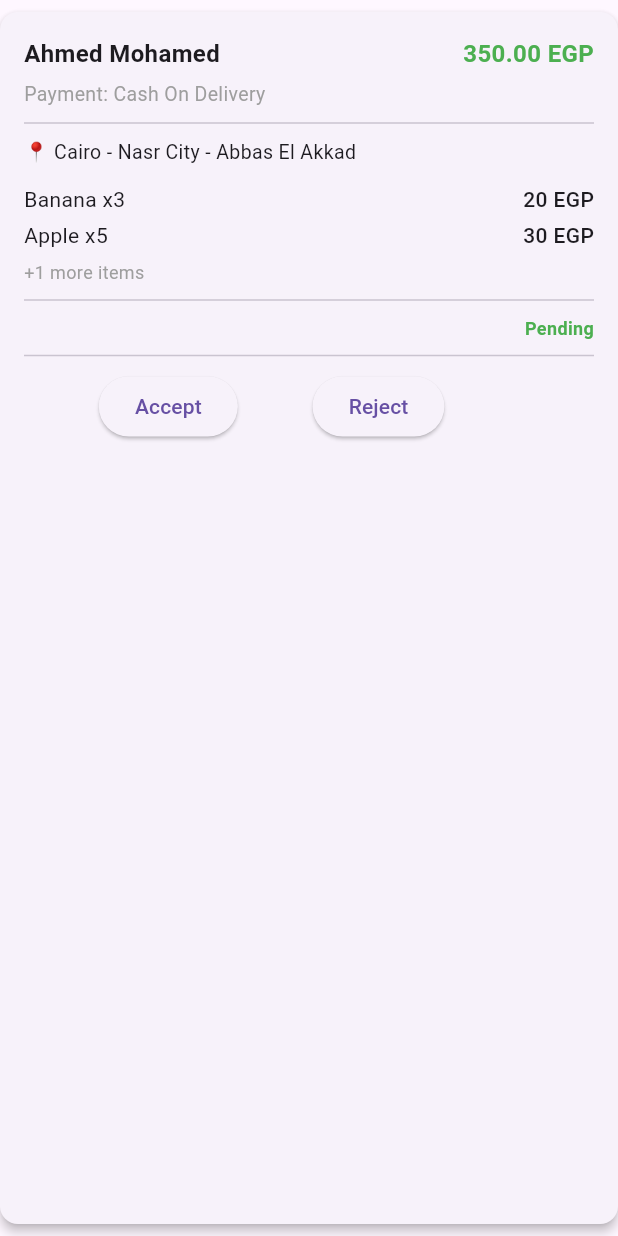
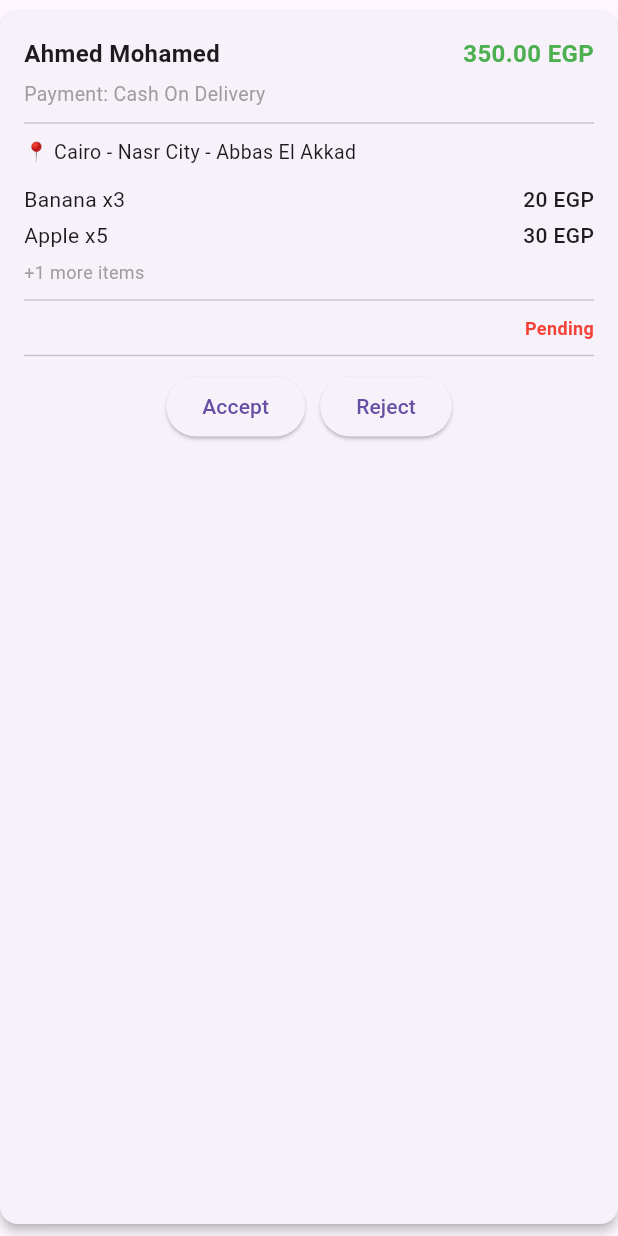
Before and after one commit to Sheriif80/Fruits-Hub-Dashboard, a Flutter app: the OrderCard widget shown alone on an empty page, opened directly with sample values from the repository, after a tap on "Accept", on a phone screen of 412 x 824 dp. Run offline on Flutter 3.47's test engine with Material 3 defaults, Android fonts, the phone set to English and light mode, and no system bars; our stand-ins replace bloc, cloud_firestore, dartz, firebase_core, firebase_storage, flutter_bloc and 8 more; missing offline and left inert: animated_snack_bar; accounts and stored records are empty.

Commit message:
Trigrred the update order cubit and now can accept or reject orders , also the orderID now is added to the order model and the order entity

```diff
--- a/lib/core/helpers/get_dummy_data.dart
+++ b/lib/core/helpers/get_dummy_data.dart
@@ -8,6 +8,7 @@ class DummyOrders {
       userID: "U1001",
       totalPrice: 350,
       paymentMethod: "Cash On Delivery",
+      orderID: "O1001",
       status: "Pending",
       shippingAddress: ShippingAddressEntity(
         fullName: "Ahmed Mohamed",
@@ -44,7 +45,7 @@ class DummyOrders {
       totalPrice: 180,
       paymentMethod: "Credit Card",
       status: "Pending",
-
+      orderID: "O1002",
       shippingAddress: ShippingAddressEntity(
         fullName: "Sara Ali",
         email: "sara@gmail.com",
@@ -74,7 +75,7 @@ class DummyOrders {
       totalPrice: 520,
       paymentMethod: "Vodafone Cash",
       status: "Pending",
-
+      orderID: "O1003",
       shippingAddress: ShippingAddressEntity(
         fullName: "Omar Hassan",
         email: "omar@gmail.com",
--- a/lib/features/orders/data/models/order_model.dart
+++ b/lib/features/orders/data/models/order_model.dart
@@ -8,6 +8,7 @@ class OrderModel {
   final double totalPrice;
   final String paymentMethod;
   final String? status;
+  final String orderID;
   final List<OrderedProductModel> orderedProducts;
 
   OrderModel({
@@ -16,6 +17,7 @@ class OrderModel {
     required this.totalPrice,
     required this.paymentMethod,
     required this.status,
+    required this.orderID,
     required this.orderedProducts,
   });
 
@@ -25,6 +27,7 @@ class OrderModel {
     totalPrice: json["totalPrice"].toDouble(),
     paymentMethod: json["paymentMethod"],
     status: json["status"],
+    orderID: json["orderID"],
     orderedProducts: List<OrderedProductModel>.from(
       json["orderedProducts"].map((x) => OrderedProductModel.fromJson(x)),
     ),
@@ -36,6 +39,7 @@ class OrderModel {
     totalPrice: totalPrice,
     paymentMethod: paymentMethod,
     status: status,
+    orderID: orderID,
     orderedProducts: orderedProducts.map((e) => e.toEntity()).toList(),
   );
 
--- a/lib/features/orders/domain/entities/order_entity.dart
+++ b/lib/features/orders/domain/entities/order_entity.dart
@@ -7,6 +7,7 @@ class OrderEntity {
   final double totalPrice;
   final String paymentMethod;
   final String? status;
+  final String orderID;
   final List<OrderedProductEntity> orderedProducts;
 
   OrderEntity({
@@ -15,6 +16,7 @@ class OrderEntity {
     required this.totalPrice,
     required this.paymentMethod,
     required this.status,
+    required this.orderID,
     required this.orderedProducts,
   });
 }
--- a/lib/features/orders/presentation/views/widgets/order_action_buttons.dart
+++ b/lib/features/orders/presentation/views/widgets/order_action_buttons.dart
@@ -1,6 +1,9 @@
 import 'package:flutter/material.dart';
+import 'package:flutter_bloc/flutter_bloc.dart';
 import 'package:fruits_hub_dashboard/core/enums/order_status_enum.dart';
 import 'package:fruits_hub_dashboard/features/orders/domain/entities/order_entity.dart';
+import 'package:fruits_hub_dashboard/features/orders/presentation/cubits/update_order_cubit/update_order_cubit.dart';
+import 'package:gap/gap.dart';
 
 class OrderActionButtons extends StatelessWidget {
   const OrderActionButtons({super.key, required this.orderEntity});
@@ -10,18 +13,38 @@ class OrderActionButtons extends StatelessWidget {
   @override
   Widget build(BuildContext context) {
     return Row(
-      mainAxisAlignment: MainAxisAlignment.spaceEvenly,
+      mainAxisAlignment: MainAxisAlignment.center,
       children: [
         Visibility(
           visible: orderEntity.status == "Pending",
-          child: ElevatedButton(onPressed: () {}, child: const Text('Accept')),
+          child: ElevatedButton(
+            onPressed: () {
+              context.read<UpdateOrderCubit>().updateOrder(
+                orderId: orderEntity.orderID,
+                status: OrderStatusEnum.accepted,
+              );
+            },
+            child: const Text('Accept'),
+          ),
         ),
         Visibility(
           visible: orderEntity.status == "Pending",
-          child: ElevatedButton(onPressed: () {}, child: const Text('Reject')),
+          child: const Gap(10),
         ),
         Visibility(
-          visible: orderEntity.status == OrderStatusEnum.accepted.toString(),
+          visible: orderEntity.status == "Pending",
+          child: ElevatedButton(
+            onPressed: () {
+              context.read<UpdateOrderCubit>().updateOrder(
+                orderId: orderEntity.orderID,
+                status: OrderStatusEnum.rejected,
+              );
+            },
+            child: const Text('Reject'),
+          ),
+        ),
+        Visibility(
+          visible: orderEntity.status == "accepted",
           child: ElevatedButton(
             onPressed: () {},
             child: const Text('Delivered'),
--- a/lib/features/orders/presentation/views/widgets/order_card.dart
+++ b/lib/features/orders/presentation/views/widgets/order_card.dart
@@ -104,15 +104,17 @@ class OrderCard extends StatelessWidget {
                       children: [
                         Text(
                           order.status!,
-                          style: const TextStyle(
+                          style: TextStyle(
                             fontSize: 12,
-                            color: Colors.green,
+                            color: order.status == "Delivered"
+                                ? Colors.green
+                                : Colors.red,
                             fontWeight: FontWeight.bold,
                           ),
                         ),
                       ],
                     )
-                  : SizedBox(),
+                  : const SizedBox(),
               const Divider(height: 20),
               OrderActionButtons(orderEntity: order),
             ],
```
Also changed, not shown: lib/features/orders/presentation/views/orders_view.dart (+11 -2 lines).
